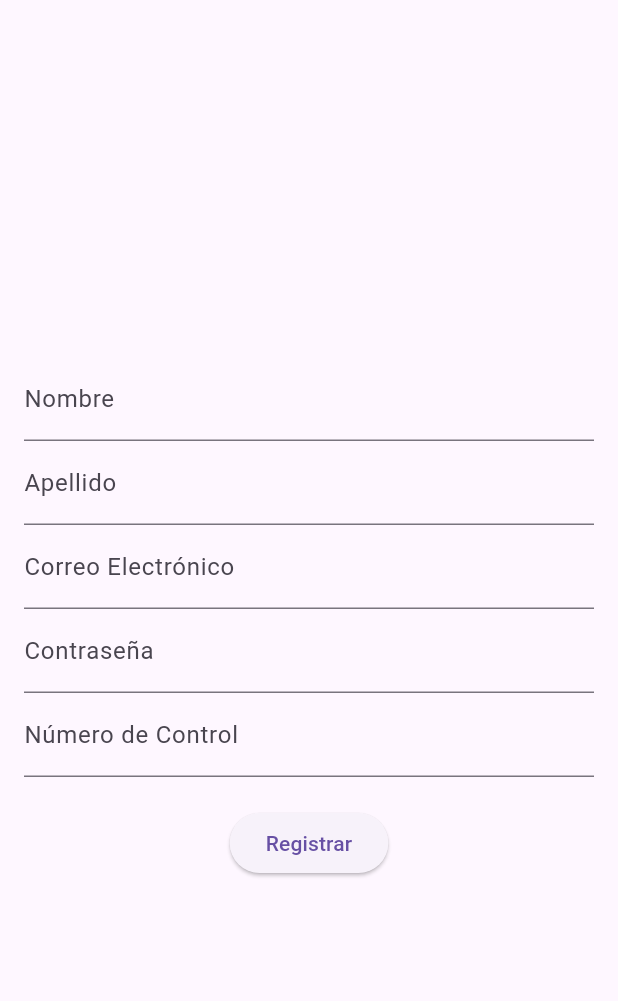
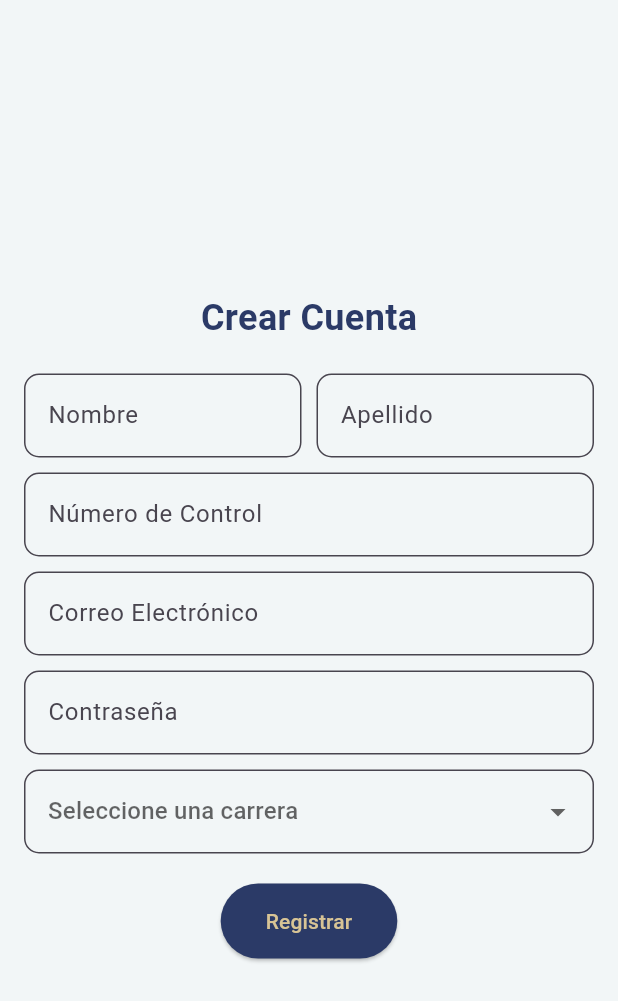
Before and after one commit to fatimabanu12/appITE, a Flutter app: the Register screen opened by its route, on a phone screen of 412 x 824 dp. Shown: the top 1001 px of the screen. Run offline on Flutter 3.47's test engine with Material 3 defaults, Android fonts, the light colour scheme and no system bars.

Commit message:
adding colors, andfirst look of the form with colors

```diff
--- /dev/null
+++ b/lib/colors.dart
@@ -0,0 +1,9 @@
+import 'package:flutter/material.dart';
+
+class AppColors {
+  static const Color primary = Color(0xFF2B3A67);
+  static const Color secondary = Color(0xFFD8C495);
+  static const Color background = Color(0xFFF2F6F7);
+  static const Color accent = Color(0xFFBFBFBF);
+  static const Color lightBlue = Color(0xFFB4DCE3);
+}
--- a/lib/pages/register.dart
+++ b/lib/pages/register.dart
@@ -1,4 +1,6 @@
 import 'package:flutter/material.dart';
+import 'package:ite_app/colors.dart';
+
 
 class Register extends StatefulWidget {
   const Register({Key? key}) : super(key: key);
@@ -13,8 +15,17 @@ class _RegisterState extends State<Register> {
   String? _errorMessage;
   final TextEditingController _firstNameController = TextEditingController();
   final TextEditingController _lastNameController = TextEditingController();
-  final TextEditingController _controlNumberController =
-      TextEditingController();
+  final TextEditingController _controlNumberController = TextEditingController();
+  String? _selectedProgram;
+  final List<String> _programs = [
+    'Ingeniería en Sistemas Computacionales',
+    'Ingeniería en Electrónica',
+    'Ingeniería en Electromecánica',
+    'Ingeniería en Mecatrónica',
+    'Ingeniería Industrial',
+    'Ingeniería en Innovación Agrícola',
+    'Licenciatura en Administración',
+  ];
 
   bool _isEmailValid(String email) {
     return email.endsWith('@ite.edu.mx');
@@ -26,14 +37,13 @@ class _RegisterState extends State<Register> {
     String email = _emailController.text;
     String controlNumber = _controlNumberController.text;
 
-    if (firstName.isEmpty || lastName.isEmpty || controlNumber.isEmpty) {
+    if (firstName.isEmpty || lastName.isEmpty || controlNumber.isEmpty || email.isEmpty || _passwordController.text.isEmpty) {
       setState(() {
         _errorMessage = 'Por favor, complete todos los campos requeridos.';
       });
       return;
     }
     if (_isEmailValid(email)) {
-      // Handle registration logic here
       // Handle registration logic here
       Navigator.pushReplacementNamed(context, '/login');
     } else {
@@ -46,52 +56,125 @@ class _RegisterState extends State<Register> {
   @override
   Widget build(BuildContext context) {
     return Scaffold(
+      backgroundColor: AppColors.background,
       body: Padding(
         padding: const EdgeInsets.all(16.0),
         child: Column(
           mainAxisAlignment: MainAxisAlignment.center,
           children: [
-            TextField(
+            SizedBox(height: 10), // Add space above the title
+            Text(
+              'Crear Cuenta',
+              style: TextStyle(fontSize: 24, fontWeight: FontWeight.bold, color: AppColors.primary),
+            ),
+            SizedBox(height: 20), // Space between title and input fields
+            Row(
+              children: [
+                Expanded(
+                  child: TextField(
                     controller: _firstNameController,
                     decoration: InputDecoration(
                       labelText: 'Nombre',
-                errorText: _errorMessage,
+                      border: OutlineInputBorder(
+                        borderRadius: BorderRadius.circular(10),
+                      ),
+                      filled: true,
+                      fillColor: AppColors.background,
                     ),
                   ),
-            TextField(
+                ),
+                SizedBox(width: 10), // Add space between the fields
+                Expanded(
+                  child: TextField(
                     controller: _lastNameController,
                     decoration: InputDecoration(
                       labelText: 'Apellido',
-                errorText: _errorMessage,
+                      border: OutlineInputBorder(
+                        borderRadius: BorderRadius.circular(10),
+                      ),
+                      filled: true,
+                      fillColor: AppColors.background,
                     ),
                   ),
+                ),
+              ],
+            ),
+            SizedBox(height: 10), // Padding between name fields and control number field
+            TextField(
+              controller: _controlNumberController,
+              decoration: InputDecoration(
+                labelText: 'Número de Control',
+                border: OutlineInputBorder(
+                  borderRadius: BorderRadius.circular(10),
+                ),
+                filled: true,
+                fillColor:  AppColors.background,
+              ),
+            ),
+            SizedBox(height: 10), // Padding between control number and email fields
             TextField(
               controller: _emailController,
               decoration: InputDecoration(
                 labelText: 'Correo Electrónico',
-                errorText: _errorMessage,
+                border: OutlineInputBorder(
+                  borderRadius: BorderRadius.circular(10),
+                ),
+                filled: true,
+                fillColor: AppColors.background,
               ),
             ),
+            SizedBox(height: 10), // Padding between email and password fields
             TextField(
               controller: _passwordController,
               decoration: InputDecoration(
                 labelText: 'Contraseña',
+                border: OutlineInputBorder(
+                  borderRadius: BorderRadius.circular(10),
+                ),
+                filled: true,
+                fillColor:  AppColors.background,
               ),
               obscureText: true,
             ),
-            TextField(
-              controller: _controlNumberController,
+            SizedBox(height: 10), // Padding between password and dropdown
+            DropdownButtonFormField<String>(
+              value: _selectedProgram,
+              hint: Text('Seleccione una carrera'),
+              onChanged: (String? newValue) {
+                setState(() {
+                  _selectedProgram = newValue;
+                });
+              },
+              items: _programs.map<DropdownMenuItem<String>>((String program) {
+                return DropdownMenuItem<String>(
+                  value: program,
+                  child: Padding(
+                    padding: const EdgeInsets.symmetric(vertical: 10.0, horizontal: 15.0),
+                    child: Text(program),
+                  ),
+                );
+              }).toList(),
+              isExpanded: true,
               decoration: InputDecoration(
-                labelText: 'Número de Control',
-                errorText: _errorMessage,
+                filled: true,
+                fillColor: AppColors.background,
+                border: OutlineInputBorder(
+                  borderRadius: BorderRadius.circular(10),
                 ),
               ),
-
-            SizedBox(height: 20),
+            ),
+            SizedBox(height: 20), // Padding before the button
             ElevatedButton(
               onPressed: _register,
-              child: Text('Registrar'),
+              style: ElevatedButton.styleFrom(
+                backgroundColor: AppColors.primary, // Background color
+                padding: EdgeInsets.symmetric(vertical: 15, horizontal: 30), // Padding
               ),
+              child: Text('Registrar', style: TextStyle( color: AppColors.secondary),
+              )
+            ),
+            if (_errorMessage != null)
+              Text(_errorMessage!, style: TextStyle(color: Colors.red)),
           ],
         ),
       ),
```
Lines whose indentation alone changed are shown as unchanged.
